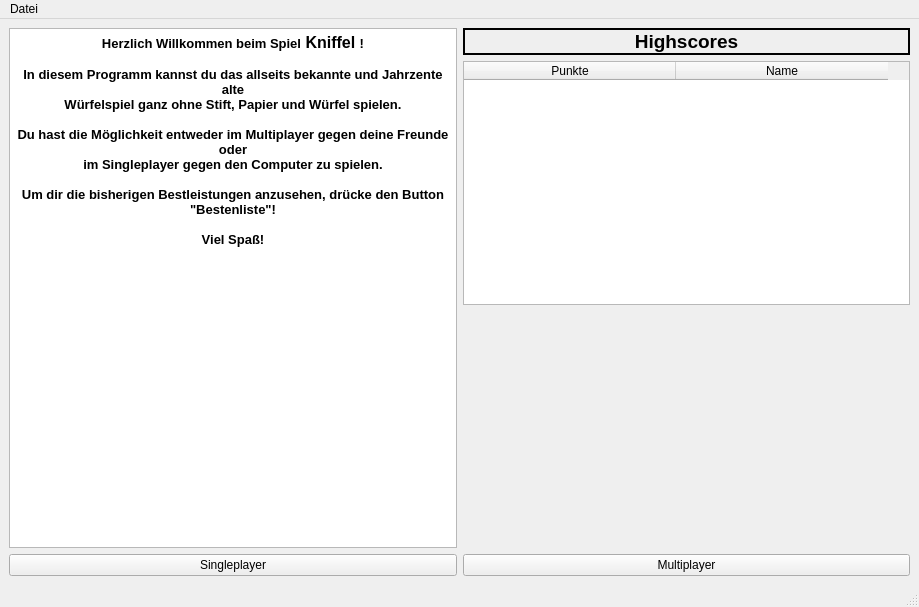
The window that mainwindow.ui (michelfiedler/Kniffel.mrai) describes before a commit, drawn with Qt 5.
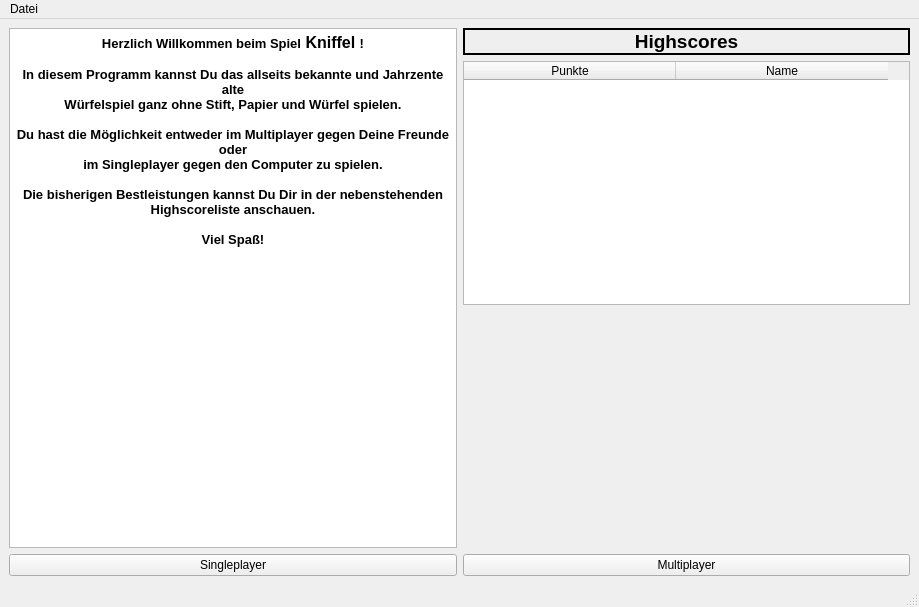
The same window after the commit.

```diff
--- a/mainwindow.ui
+++ b/mainwindow.ui
@@ -85,16 +85,16 @@
        <string>&lt;!DOCTYPE HTML PUBLIC &quot;-//W3C//DTD HTML 4.0//EN&quot; &quot;http://www.w3.org/TR/REC-html40/strict.dtd&quot;&gt;
 &lt;html&gt;&lt;head&gt;&lt;meta name=&quot;qrichtext&quot; content=&quot;1&quot; /&gt;&lt;style type=&quot;text/css&quot;&gt;
 p, li { white-space: pre-wrap; }
-&lt;/style&gt;&lt;/head&gt;&lt;body style=&quot; font-family:'MS Shell Dlg 2'; font-size:7.8pt; font-weight:400; font-style:normal;&quot;&gt;
+&lt;/style&gt;&lt;/head&gt;&lt;body style=&quot; font-family:'MS Shell Dlg 2'; font-size:9.75pt; font-weight:400; font-style:normal;&quot;&gt;
 &lt;p align=&quot;center&quot; style=&quot; margin-top:0px; margin-bottom:0px; margin-left:0px; margin-right:0px; -qt-block-indent:0; text-indent:0px;&quot;&gt;&lt;span style=&quot; font-size:10pt; font-weight:600;&quot;&gt;Herzlich Willkommen beim Spiel&lt;/span&gt;&lt;span style=&quot; font-size:12pt; font-weight:600;&quot;&gt; Kniffel &lt;/span&gt;&lt;span style=&quot; font-size:10pt; font-weight:600;&quot;&gt;!&lt;/span&gt;&lt;/p&gt;
 &lt;p align=&quot;center&quot; style=&quot;-qt-paragraph-type:empty; margin-top:0px; margin-bottom:0px; margin-left:0px; margin-right:0px; -qt-block-indent:0; text-indent:0px; font-size:10pt; font-weight:600;&quot;&gt;&lt;br /&gt;&lt;/p&gt;
-&lt;p align=&quot;center&quot; style=&quot; margin-top:0px; margin-bottom:0px; margin-left:0px; margin-right:0px; -qt-block-indent:0; text-indent:0px;&quot;&gt;&lt;span style=&quot; font-size:10pt; font-weight:600;&quot;&gt;In diesem Programm kannst du das allseits bekannte und Jahrzente alte&lt;/span&gt;&lt;/p&gt;
+&lt;p align=&quot;center&quot; style=&quot; margin-top:0px; margin-bottom:0px; margin-left:0px; margin-right:0px; -qt-block-indent:0; text-indent:0px;&quot;&gt;&lt;span style=&quot; font-size:10pt; font-weight:600;&quot;&gt;In diesem Programm kannst Du das allseits bekannte und Jahrzente alte&lt;/span&gt;&lt;/p&gt;
 &lt;p align=&quot;center&quot; style=&quot; margin-top:0px; margin-bottom:0px; margin-left:0px; margin-right:0px; -qt-block-indent:0; text-indent:0px;&quot;&gt;&lt;span style=&quot; font-size:10pt; font-weight:600;&quot;&gt;Würfelspiel ganz ohne Stift, Papier und Würfel spielen.&lt;/span&gt;&lt;/p&gt;
 &lt;p align=&quot;center&quot; style=&quot;-qt-paragraph-type:empty; margin-top:0px; margin-bottom:0px; margin-left:0px; margin-right:0px; -qt-block-indent:0; text-indent:0px; font-size:10pt; font-weight:600;&quot;&gt;&lt;br /&gt;&lt;/p&gt;
-&lt;p align=&quot;center&quot; style=&quot; margin-top:0px; margin-bottom:0px; margin-left:0px; margin-right:0px; -qt-block-indent:0; text-indent:0px;&quot;&gt;&lt;span style=&quot; font-size:10pt; font-weight:600;&quot;&gt;Du hast die Möglichkeit entweder im Multiplayer gegen deine Freunde oder&lt;/span&gt;&lt;/p&gt;
+&lt;p align=&quot;center&quot; style=&quot; margin-top:0px; margin-bottom:0px; margin-left:0px; margin-right:0px; -qt-block-indent:0; text-indent:0px;&quot;&gt;&lt;span style=&quot; font-size:10pt; font-weight:600;&quot;&gt;Du hast die Möglichkeit entweder im Multiplayer gegen Deine Freunde oder&lt;/span&gt;&lt;/p&gt;
 &lt;p align=&quot;center&quot; style=&quot; margin-top:0px; margin-bottom:0px; margin-left:0px; margin-right:0px; -qt-block-indent:0; text-indent:0px;&quot;&gt;&lt;span style=&quot; font-size:10pt; font-weight:600;&quot;&gt;im Singleplayer gegen den Computer zu spielen.&lt;/span&gt;&lt;/p&gt;
 &lt;p align=&quot;center&quot; style=&quot;-qt-paragraph-type:empty; margin-top:0px; margin-bottom:0px; margin-left:0px; margin-right:0px; -qt-block-indent:0; text-indent:0px; font-size:10pt; font-weight:600;&quot;&gt;&lt;br /&gt;&lt;/p&gt;
-&lt;p align=&quot;center&quot; style=&quot; margin-top:0px; margin-bottom:0px; margin-left:0px; margin-right:0px; -qt-block-indent:0; text-indent:0px;&quot;&gt;&lt;span style=&quot; font-size:10pt; font-weight:600;&quot;&gt;Um dir die bisherigen Bestleistungen anzusehen, drücke den Button &amp;quot;Bestenliste&amp;quot;!&lt;/span&gt;&lt;/p&gt;
+&lt;p align=&quot;center&quot; style=&quot; margin-top:0px; margin-bottom:0px; margin-left:0px; margin-right:0px; -qt-block-indent:0; text-indent:0px;&quot;&gt;&lt;span style=&quot; font-size:10pt; font-weight:600;&quot;&gt;Die bisherigen Bestleistungen kannst Du Dir in der nebenstehenden Highscoreliste anschauen.&lt;/span&gt;&lt;/p&gt;
 &lt;p align=&quot;center&quot; style=&quot;-qt-paragraph-type:empty; margin-top:0px; margin-bottom:0px; margin-left:0px; margin-right:0px; -qt-block-indent:0; text-indent:0px; font-size:10pt; font-weight:600;&quot;&gt;&lt;br /&gt;&lt;/p&gt;
 &lt;p align=&quot;center&quot; style=&quot; margin-top:0px; margin-bottom:0px; margin-left:0px; margin-right:0px; -qt-block-indent:0; text-indent:0px;&quot;&gt;&lt;span style=&quot; font-size:10pt; font-weight:600;&quot;&gt;Viel Spaß!&lt;/span&gt;&lt;/p&gt;
 &lt;p align=&quot;center&quot; style=&quot;-qt-paragraph-type:empty; margin-top:0px; margin-bottom:0px; margin-left:0px; margin-right:0px; -qt-block-indent:0; text-indent:0px; font-size:10pt;&quot;&gt;&lt;br /&gt;&lt;/p&gt;&lt;/body&gt;&lt;/html&gt;</string>
```
Left out of the diff: 2 changed lines with no effect on the pictures.
